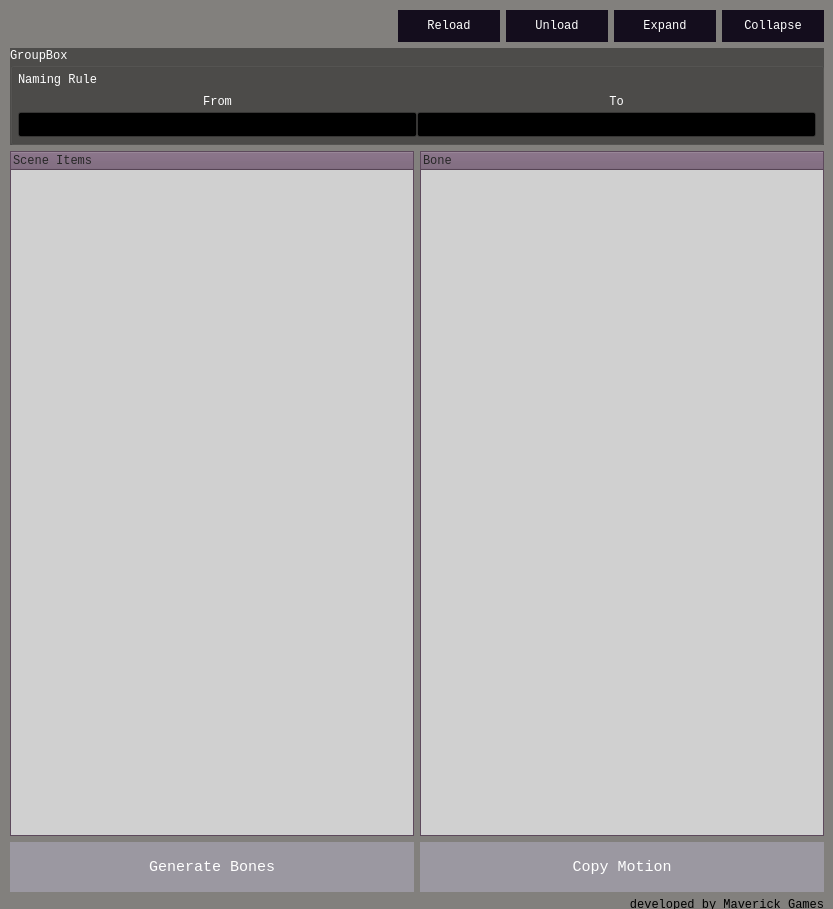
The window that uidef/Biped2Bone.ui (minuJeong/yorick_biped2bone) describes before a commit, drawn with Qt 5.
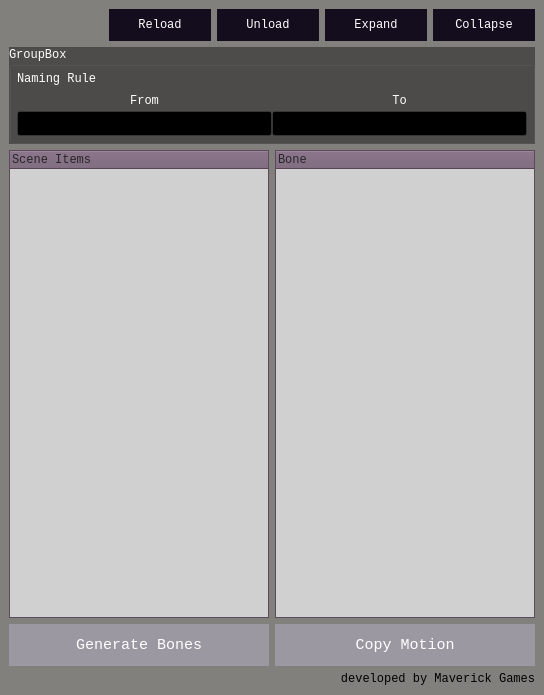
The same window after the commit. Icons and pictures are not drawn.

Commit message: polish feature: clone bones

The edit to the form file:
```diff
--- a/uidef/Biped2Bone.ui
+++ b/uidef/Biped2Bone.ui
@@ -9,8 +9,8 @@
    <rect>
     <x>0</x>
     <y>0</y>
-    <width>833</width>
-    <height>909</height>
+    <width>544</width>
+    <height>695</height>
    </rect>
   </property>
   <property name="sizePolicy">
@@ -455,15 +455,8 @@
      <height>2000</height>
     </size>
    </property>
-   <widget class="QWidget" name="formLayoutWidget">
-    <property name="geometry">
-     <rect>
-      <x>10</x>
-      <y>10</y>
-      <width>814</width>
-      <height>902</height>
-     </rect>
-    </property>
+   <layout class="QVBoxLayout" name="verticalLayout_4">
+    <item>
     <layout class="QVBoxLayout" name="verticalLayout_3">
      <property name="spacing">
       <number>6</number>
@@ -2774,8 +2767,8 @@
            </property>
            <property name="minimumSize">
             <size>
-             <width>400</width>
-             <height>600</height>
+              <width>50</width>
+              <height>50</height>
             </size>
            </property>
            <property name="palette">
@@ -3228,8 +3221,8 @@
            </property>
            <property name="minimumSize">
             <size>
-             <width>400</width>
-             <height>600</height>
+              <width>50</width>
+              <height>50</height>
             </size>
            </property>
            <property name="palette">
@@ -3685,7 +3678,7 @@
          <property name="minimumSize">
           <size>
            <width>0</width>
-           <height>50</height>
+            <height>42</height>
           </size>
          </property>
          <property name="palette">
@@ -4025,7 +4018,7 @@
          <property name="minimumSize">
           <size>
            <width>0</width>
-           <height>50</height>
+            <height>42</height>
           </size>
          </property>
          <property name="palette">
@@ -4372,7 +4365,8 @@
       </widget>
      </item>
     </layout>
-   </widget>
+    </item>
+   </layout>
   </widget>
  </widget>
  <resources>
```
Lines whose indentation alone changed are shown as unchanged. The commit also changes 5 other files.
